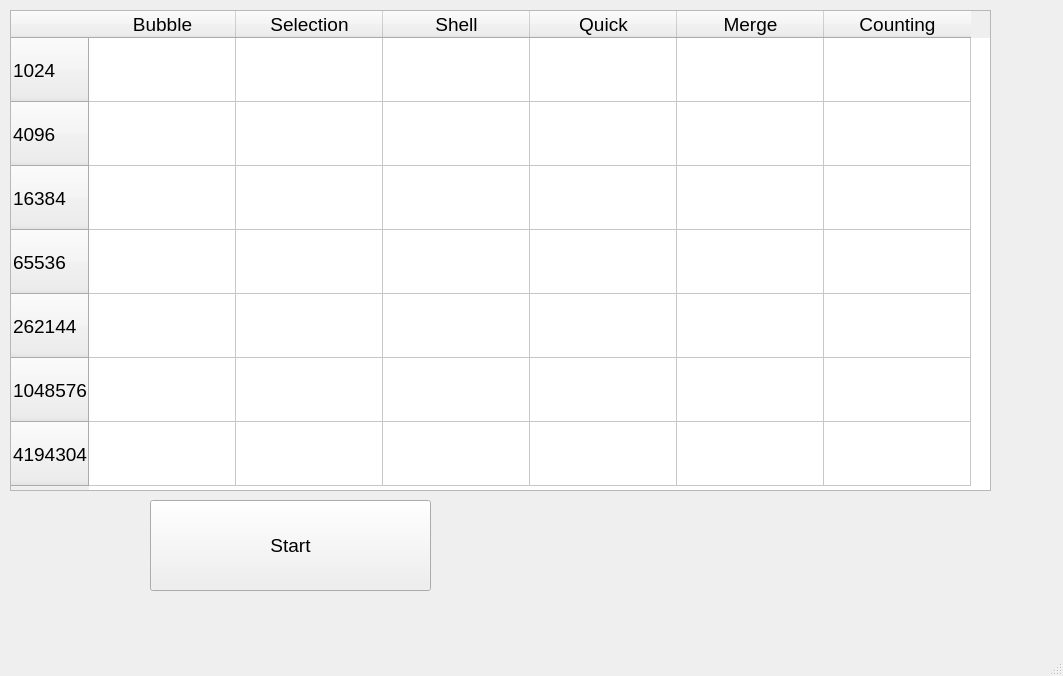
Qt form algorytmy i str danyh/labs/lab 7/ASD_lab_7/mainwindow.ui (pavloMykhalevych/University_labs_LPNU_IKNI_PZ) before a commit.
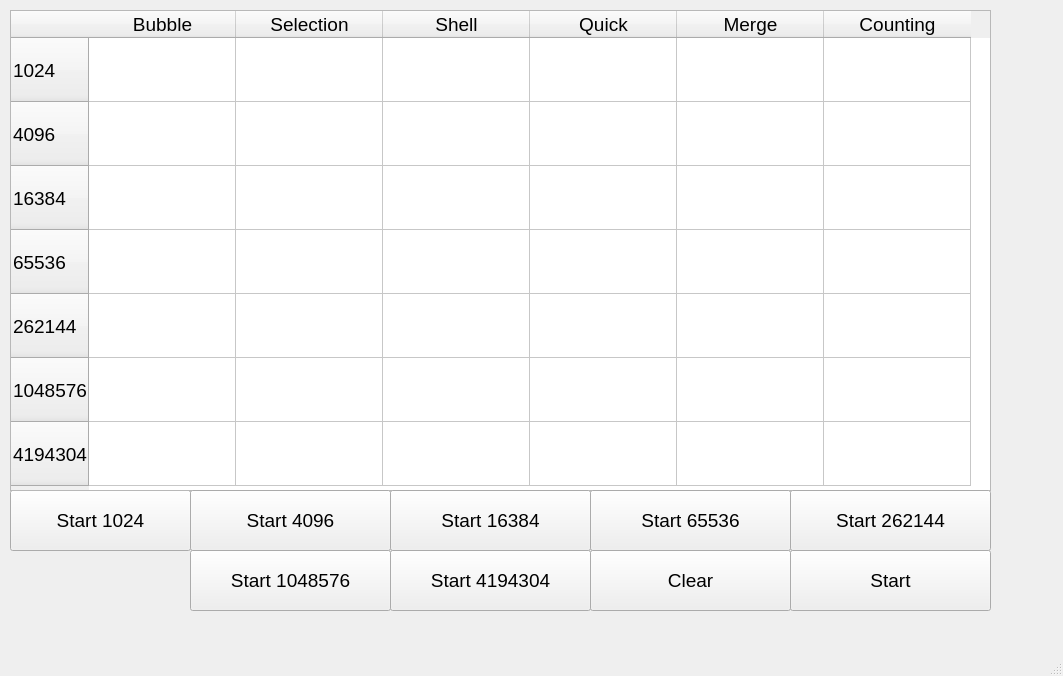
The same form after that commit.

```diff
--- a/algorytmy i str danyh/labs/lab 7/ASD_lab_7/mainwindow.ui
+++ b/algorytmy i str danyh/labs/lab 7/ASD_lab_7/mainwindow.ui
@@ -17,10 +17,10 @@
    <widget class="QPushButton" name="pushButton_start">
     <property name="geometry">
      <rect>
-      <x>150</x>
-      <y>500</y>
-      <width>281</width>
-      <height>91</height>
+      <x>10</x>
+      <y>490</y>
+      <width>181</width>
+      <height>61</height>
      </rect>
     </property>
     <property name="font">
@@ -29,7 +29,7 @@
      </font>
     </property>
     <property name="text">
-     <string>Start</string>
+     <string>Start 1024</string>
     </property>
    </widget>
    <widget class="QTableWidget" name="tableWidget">
@@ -133,6 +133,150 @@
      </property>
     </column>
    </widget>
+   <widget class="QPushButton" name="pushButton_start_2">
+    <property name="geometry">
+     <rect>
+      <x>190</x>
+      <y>490</y>
+      <width>201</width>
+      <height>61</height>
+     </rect>
+    </property>
+    <property name="font">
+     <font>
+      <pointsize>14</pointsize>
+     </font>
+    </property>
+    <property name="text">
+     <string>Start 4096</string>
+    </property>
+   </widget>
+   <widget class="QPushButton" name="pushButton_start_3">
+    <property name="geometry">
+     <rect>
+      <x>390</x>
+      <y>490</y>
+      <width>201</width>
+      <height>61</height>
+     </rect>
+    </property>
+    <property name="font">
+     <font>
+      <pointsize>14</pointsize>
+     </font>
+    </property>
+    <property name="text">
+     <string>Start 16384</string>
+    </property>
+   </widget>
+   <widget class="QPushButton" name="pushButton_start_4">
+    <property name="geometry">
+     <rect>
+      <x>590</x>
+      <y>490</y>
+      <width>201</width>
+      <height>61</height>
+     </rect>
+    </property>
+    <property name="font">
+     <font>
+      <pointsize>14</pointsize>
+     </font>
+    </property>
+    <property name="text">
+     <string>Start 65536</string>
+    </property>
+   </widget>
+   <widget class="QPushButton" name="pushButton_start_5">
+    <property name="geometry">
+     <rect>
+      <x>790</x>
+      <y>490</y>
+      <width>201</width>
+      <height>61</height>
+     </rect>
+    </property>
+    <property name="font">
+     <font>
+      <pointsize>14</pointsize>
+     </font>
+    </property>
+    <property name="text">
+     <string>Start 262144</string>
+    </property>
+   </widget>
+   <widget class="QPushButton" name="pushButton_start_6">
+    <property name="geometry">
+     <rect>
+      <x>190</x>
+      <y>550</y>
+      <width>201</width>
+      <height>61</height>
+     </rect>
+    </property>
+    <property name="font">
+     <font>
+      <pointsize>14</pointsize>
+     </font>
+    </property>
+    <property name="text">
+     <string>Start 1048576</string>
+    </property>
+   </widget>
+   <widget class="QPushButton" name="pushButton_start_7">
+    <property name="geometry">
+     <rect>
+      <x>390</x>
+      <y>550</y>
+      <width>201</width>
+      <height>61</height>
+     </rect>
+    </property>
+    <property name="font">
+     <font>
+      <pointsize>14</pointsize>
+     </font>
+    </property>
+    <property name="text">
+     <string>Start 4194304</string>
+    </property>
+   </widget>
+   <widget class="QPushButton" name="pushButton_clear">
+    <property name="geometry">
+     <rect>
+      <x>590</x>
+      <y>550</y>
+      <width>201</width>
+      <height>61</height>
+     </rect>
+    </property>
+    <property name="font">
+     <font>
+      <pointsize>14</pointsize>
+     </font>
+    </property>
+    <property name="text">
+     <string>Clear</string>
+    </property>
+   </widget>
+   <widget class="QPushButton" name="pushButton_start_8">
+    <property name="geometry">
+     <rect>
+      <x>790</x>
+      <y>550</y>
+      <width>201</width>
+      <height>61</height>
+     </rect>
+    </property>
+    <property name="font">
+     <font>
+      <pointsize>14</pointsize>
+     </font>
+    </property>
+    <property name="text">
+     <string>Start</string>
+    </property>
+   </widget>
   </widget>
   <widget class="QMenuBar" name="menubar">
    <property name="geometry">
```
